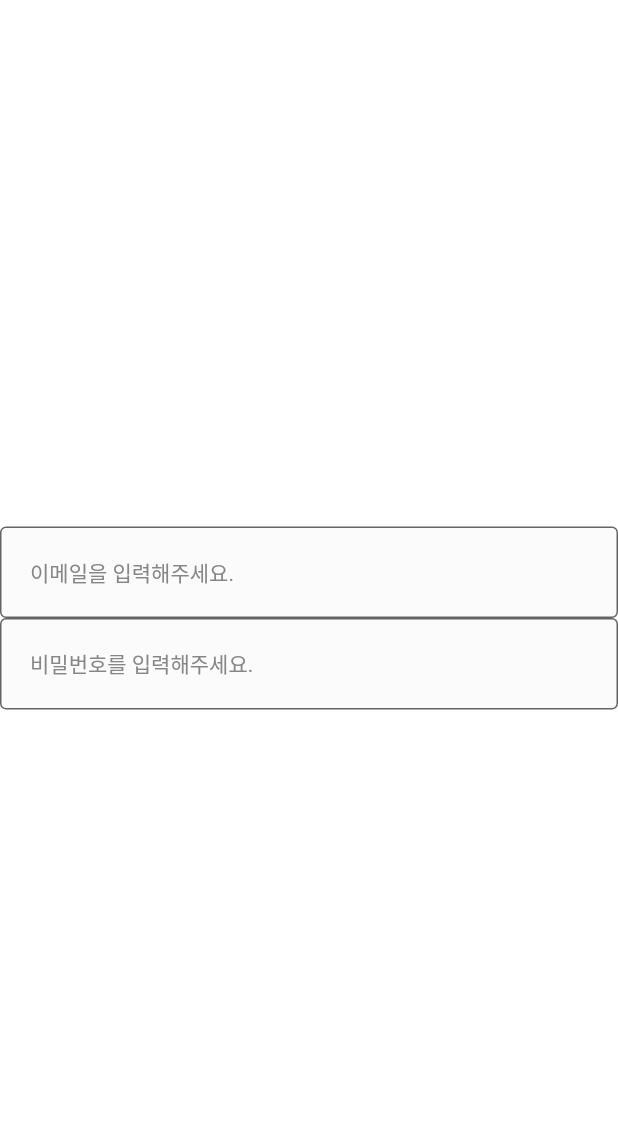
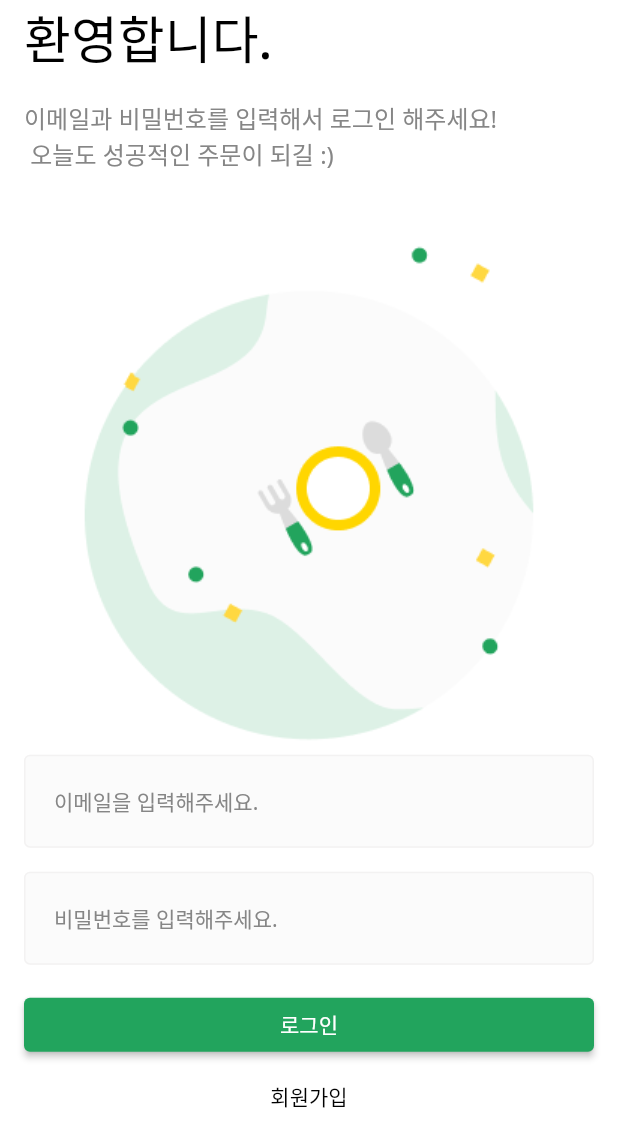
Before and after one commit to dbwpghks56/flutter_study_detail, a Flutter app: the screen it shows after launch, on a phone screen of 412 x 824 dp. Shown: the top 1147 px of the screen. Run offline on Flutter 3.47's test engine with Material 2 defaults, Android fonts, the phone set to English and light mode, and no system bars.

Commit message:
[feature] UI 배치

```diff
--- a/first/lib/common/component/custom_text_form_field.dart
+++ b/first/lib/common/component/custom_text_form_field.dart
@@ -46,7 +46,7 @@ class CustomTextFormField extends StatelessWidget {
 
         // 모든 input 상태의 기본 스타일 세팅
         border: baseBorder,
-
+        enabledBorder: baseBorder,
         // copyWith : 해당 설정을 그대로 가져와 바꾸고 싶은 부분을 쉽게 바꿀 수 있도록 도와준다.
         focusedBorder: baseBorder.copyWith(
           borderSide: baseBorder.borderSide.copyWith(
--- /dev/null
+++ b/first/lib/common/layout/default_layout.dart
@@ -0,0 +1,17 @@
+import 'package:flutter/material.dart';
+
+class DefaultLayout extends StatelessWidget {
+  // 모든 위젯에 특정 기능을 넣고 싶다면 여기서 넣으면 된다.
+
+  final Widget child;
+
+  const DefaultLayout({required this.child, Key? key}) : super(key: key);
+
+  @override
+  Widget build(BuildContext context) {
+    return Scaffold(
+      backgroundColor: Colors.white,
+      body: child,
+    );
+  }
+}
--- a/first/lib/main.dart
+++ b/first/lib/main.dart
@@ -1,4 +1,5 @@
 import 'package:first/common/component/custom_text_form_field.dart';
+import 'package:first/user/view/login_screen.dart';
 import 'package:flutter/material.dart';
 
 void main() {
@@ -13,28 +14,11 @@ class _App extends StatelessWidget {
   @override
   Widget build(BuildContext context) {
     return MaterialApp(
+      theme: ThemeData(
+        fontFamily: 'NotoSans'
+      ),
       debugShowCheckedModeBanner: false,
-      home: Scaffold(
-        backgroundColor: Colors.white,
-        body: Column(
-          mainAxisAlignment: MainAxisAlignment.center,
-          children: [
-            CustomTextFormField(
-              hintText: "이메일을 입력해주세요.",
-              onChanged: (value) {
-
-              },
-            ),
-            CustomTextFormField(
-              hintText: "비밀번호를 입력해주세요.",
-              obscureText: true,
-              onChanged: (value) {
-
-              },
-            ),
-          ],
-        )
-      ),
+      home: LoginScreen(),
     );
   }
 }
--- /dev/null
+++ b/first/lib/user/view/login_screen.dart
@@ -0,0 +1,101 @@
+import 'package:first/common/const/colors.dart';
+import 'package:first/common/layout/default_layout.dart';
+import 'package:flutter/material.dart';
+
+import '../../common/component/custom_text_form_field.dart';
+
+class LoginScreen extends StatelessWidget {
+  const LoginScreen({Key? key}) : super(key: key);
+
+  @override
+  Widget build(BuildContext context) {
+    return DefaultLayout(
+        child: SingleChildScrollView(
+          keyboardDismissBehavior: ScrollViewKeyboardDismissBehavior.onDrag,
+          child: SafeArea(
+            top: true,
+            bottom: false,
+            child: Padding(
+              padding: const EdgeInsets.symmetric(horizontal: 16.0),
+              child: Column(
+                crossAxisAlignment: CrossAxisAlignment.stretch,
+                children: [
+                  const _Title(),
+                  const SizedBox(height: 16.0,),
+                  const _SubTitle(),
+                  Image.asset(
+                    'asset/img/misc/logo.png',
+                    width: MediaQuery.of(context).size.width/ 3 * 2,
+                  ),
+                  CustomTextFormField(
+                    hintText: "이메일을 입력해주세요.",
+                    onChanged: (value) {
+
+                    },
+                  ),
+                  const SizedBox(height: 16.0,),
+                  CustomTextFormField(
+                    hintText: "비밀번호를 입력해주세요.",
+                    obscureText: true,
+                    onChanged: (value) {
+
+                    },
+                  ),
+                  const SizedBox(height: 16.0,),
+                  ElevatedButton(
+                      onPressed: () {
+
+                      },
+                      style: ElevatedButton.styleFrom(
+                        backgroundColor: PRIMARY_COLOR,
+                      ),
+                      child: const Text("로그인")
+                  ),
+                  TextButton(
+                      onPressed: () {
+
+                      },
+                      style: TextButton.styleFrom(
+                        foregroundColor: Colors.black
+                      ),
+                      child: const Text("회원가입")
+                  ),
+                ],
+              ),
+            ),
+          ),
+        )
+    );
+  }
+}
+
+class _Title extends StatelessWidget {
+  const _Title({Key? key}) : super(key: key);
+
+  @override
+  Widget build(BuildContext context) {
+    return const Text(
+      '환영합니다.',
+      style: TextStyle(
+        fontSize: 34,
+        fontWeight: FontWeight.w500,
+        color: Colors.black
+      ),
+    );
+  }
+}
+
+class _SubTitle extends StatelessWidget {
+  const _SubTitle({Key? key}) : super(key: key);
+
+  @override
+  Widget build(BuildContext context) {
+    return const Text(
+      "이메일과 비밀번호를 입력해서 로그인 해주세요! \n 오늘도 성공적인 주문이 되길 :)",
+      style: TextStyle(
+        fontSize: 16,
+        color: BODY_TEXT_COLOR
+      ),
+    );
+  }
+}
```
Also changed, not shown: first/pubspec.yaml (+23 -0 lines).
